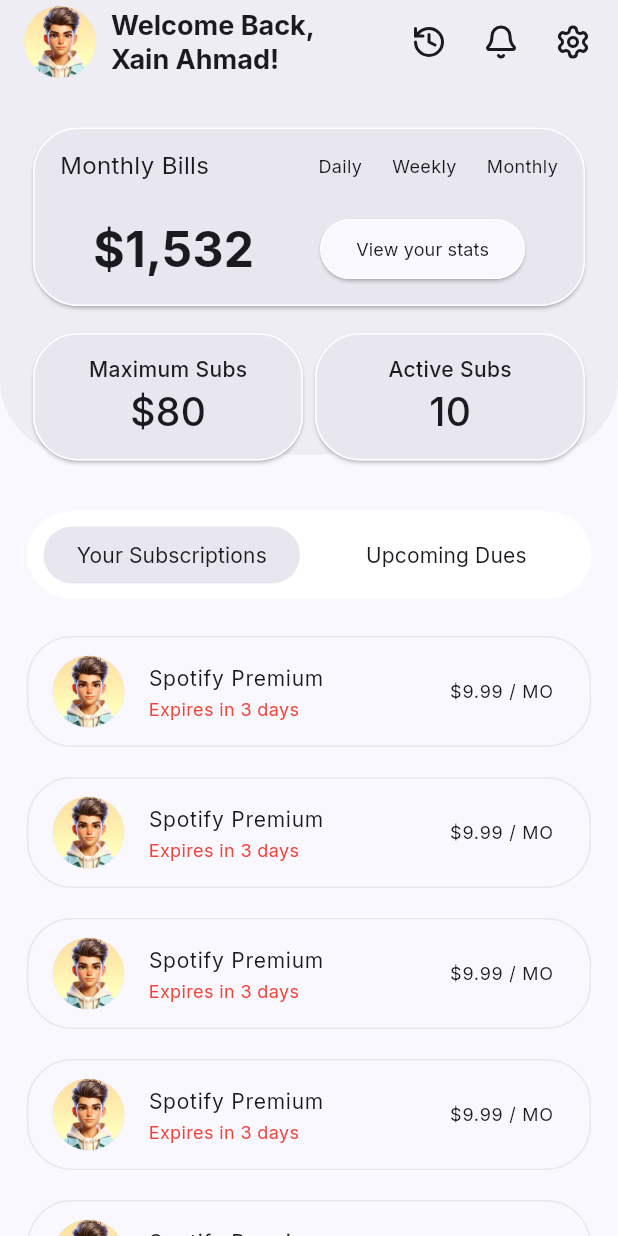
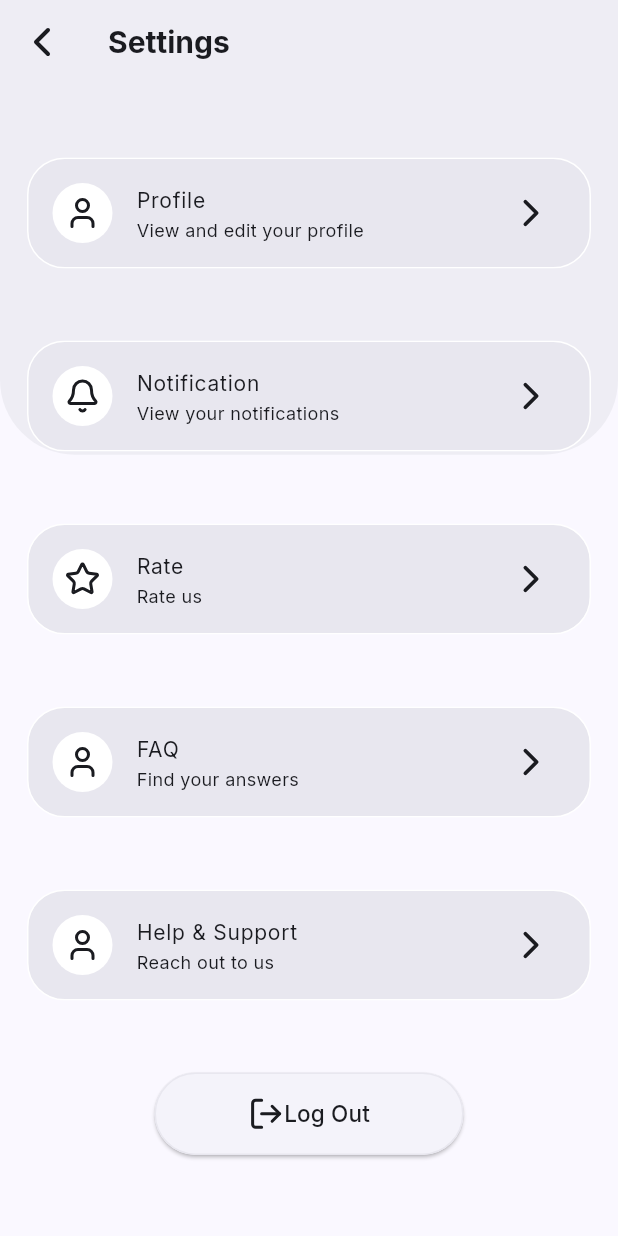
Before and after one commit to muhammadXainAhmad/subtrack_flutter_app, a Flutter app: the screen it shows after launch, after a tap on an icon or button, on a phone screen of 412 x 824 dp. Run offline on Flutter 3.47's test engine with Material 3 defaults, Android fonts, the phone set to English and light mode, and no system bars; our stand-ins replace flutter_svg, smooth_page_indicator; missing offline and left inert: animate_gradient.

Commit message:
SettingsScreenUI + NavigationBar

```diff
--- a/lib/screens/forgot_password_screen.dart
+++ b/lib/screens/forgot_password_screen.dart
@@ -21,8 +21,7 @@
           appBar: AppBar(
             backgroundColor: transparentClr,
             leading: IconButton(
-              onPressed: // ******************************WILL HANDLE WITH PROVIDER********************************
-                  () => Navigator.pop(context),
+              onPressed: () => Navigator.pop(context),
               icon: Icon(Icons.arrow_back, color: whiteClr, size: 26),
             ),
           ),
@@ -32,7 +31,6 @@
                 reverse: true,
                 child: ConstrainedBox(
                   constraints: BoxConstraints(minHeight: constraints.maxHeight),
-
                   child: IntrinsicHeight(
                     child: Padding(
                       padding: const EdgeInsets.symmetric(horizontal: 18),
--- a/lib/screens/home_screen.dart
+++ b/lib/screens/home_screen.dart
@@ -1,18 +1,68 @@
 import 'package:flutter/material.dart';
-import 'package:flutter_svg/svg.dart';
+import 'package:subtrack/screens/create_subscription_screen.dart';
+import 'package:subtrack/screens/settings_screen.dart';
+import 'package:subtrack/utils/utils.dart';
 import 'package:subtrack/widgets/bg_container.dart';
 import 'package:subtrack/widgets/segmented_button.dart';
 import 'package:subtrack/widgets/text.dart';
 
-class HomeScreen extends StatelessWidget {
+class HomeScreen extends StatefulWidget {
   const HomeScreen({super.key});
 
+  @override
+  State<HomeScreen> createState() => _HomeScreenState();
+}
+
+class _HomeScreenState extends State<HomeScreen> {
+  int currentIndex = 0;
   @override
   Widget build(BuildContext context) {
     final colorScheme = Theme.of(context).colorScheme;
     final screenW = MediaQuery.of(context).size.width;
     final screenH = MediaQuery.of(context).size.height;
     return Scaffold(
+      floatingActionButton: FloatingActionButton(
+        shape: RoundedRectangleBorder(borderRadius: BorderRadius.circular(20)),
+        onPressed: () {},
+        backgroundColor: colorScheme.surfaceContainer,
+        child: customSvg(path: "add", colorScheme: colorScheme, width: 32),
+      ),
+      floatingActionButtonLocation: FloatingActionButtonLocation.centerDocked,
+      bottomNavigationBar: Padding(
+        padding: const EdgeInsets.symmetric(horizontal: 18, vertical: 10),
+        child: ClipRRect(
+          borderRadius: BorderRadius.circular(30),
+          child: NavigationBar(
+            backgroundColor: colorScheme.surfaceContainer,
+            height: 60,
+            labelBehavior: NavigationDestinationLabelBehavior.alwaysHide,
+            destinations: [
+              NavigationDestination(
+                icon: customSvg(path: "home", colorScheme: colorScheme),
+                label: "home",
+              ),
+              NavigationDestination(
+                icon: customSvg(path: "newspaper", colorScheme: colorScheme),
+                label: "newspaper",
+              ),
+              NavigationDestination(
+                icon: customSvg(path: "chart", colorScheme: colorScheme),
+                label: "chart",
+              ),
+              NavigationDestination(
+                icon: customSvg(path: "person", colorScheme: colorScheme),
+                label: "person",
+              ),
+            ],
+            selectedIndex: currentIndex,
+            onDestinationSelected: (index) {
+              setState(() {
+                currentIndex = index;
+              });
+            },
+          ),
+        ),
+      ),
       body: CustomScrollView(
         physics: BouncingScrollPhysics(),
         slivers: [
@@ -42,56 +92,42 @@
             ),
             actionsPadding: EdgeInsets.only(right: 6),
             actions: [
-              IconButton(
+              _buildActionIcon(
+                onPressed:
+                    () => Navigator.push(
+                      context,
+                      MaterialPageRoute(
+                        builder: (context) => CreateSubscriptionScreen(),
+                      ),
+                    ),
+                path: "history",
+                colorScheme: colorScheme,
+              ),
+              _buildActionIcon(
                 onPressed: () {},
-                icon: SvgPicture.asset(
-                  "assets/icons/history.svg",
-                  colorFilter: ColorFilter.mode(
-                    colorScheme.onSurface,
-                    BlendMode.srcIn,
-                  ),
-                ),
+                path: "notification",
+                colorScheme: colorScheme,
               ),
-              IconButton(
-                onPressed: () {},
-                icon: SvgPicture.asset(
-                  "assets/icons/notification.svg",
-                  colorFilter: ColorFilter.mode(
-                    colorScheme.onSurface,
-                    BlendMode.srcIn,
-                  ),
-                ),
-              ),
-              IconButton(
-                onPressed: () {
-                  Navigator.pushReplacement(
-                    context,
-                    MaterialPageRoute(builder: (context) => HomeScreen()),
-                  );
-                },
-                icon: SvgPicture.asset(
-                  "assets/icons/settings.svg",
-                  colorFilter: ColorFilter.mode(
-                    colorScheme.onSurface,
-                    BlendMode.srcIn,
-                  ),
-                ),
+              _buildActionIcon(
+                onPressed:
+                    () => Navigator.push(
+                      context,
+                      MaterialPageRoute(builder: (context) => SettingsScreen()),
+                    ),
+                path: "settings",
+                colorScheme: colorScheme,
               ),
             ],
           ),
           SliverToBoxAdapter(
             child: Stack(
               children: [
-                BgContainer(
-                  screenW: screenW,
-                  screenH: screenH,
-                  color: colorScheme.surfaceContainer,
-                ),
+                BgContainer(screenW: screenW, screenH: screenH),
                 Padding(
                   padding: const EdgeInsets.symmetric(horizontal: 18.0),
                   child: Column(
                     children: [
-                      SizedBox(height: 25),
+                      const SizedBox(height: 25),
                       Card(
                         color: colorScheme.surfaceContainerHigh,
                         shape: RoundedRectangleBorder(
@@ -107,7 +143,7 @@
                           ),
                           child: Column(
                             children: [
-                              Row(
+                              const Row(
                                 children: [
                                   BuildText(
                                     text: "Monthly Bills",
@@ -121,12 +157,12 @@
                                   BuildText(text: "Monthly", textSize: 12),
                                 ],
                               ),
-                              SizedBox(height: 20),
+                              const SizedBox(height: 20),
                               Row(
                                 mainAxisAlignment:
                                     MainAxisAlignment.spaceAround,
                                 children: [
-                                  BuildText(
+                                  const BuildText(
                                     text: "\$1,532",
                                     textSize: 32,
                                     textWeight: FontWeight.w700,
@@ -155,7 +191,7 @@
                           ),
                         ),
                       ),
-                      SizedBox(height: 10),
+                      const SizedBox(height: 10),
                       Row(
                         mainAxisAlignment: MainAxisAlignment.spaceBetween,
                         children: [
@@ -168,9 +204,9 @@
                                   color: colorScheme.surfaceContainerLowest,
                                 ),
                               ),
-                              child: SizedBox(
+                              child: const SizedBox(
                                 child: Padding(
-                                  padding: const EdgeInsets.symmetric(
+                                  padding: EdgeInsets.symmetric(
                                     horizontal: 18,
                                     vertical: 14,
                                   ),
@@ -201,9 +237,9 @@
                                   color: colorScheme.surfaceContainerLowest,
                                 ),
                               ),
-                              child: SizedBox(
+                              child: const SizedBox(
                                 child: Padding(
-                                  padding: const EdgeInsets.symmetric(
+                                  padding: EdgeInsets.symmetric(
                                     horizontal: 18,
                                     vertical: 14,
                                   ),
@@ -227,9 +263,9 @@
                           ),
                         ],
                       ),
-                      SizedBox(height: 30),
-                      CustomSegmentedButton(),
-                      SizedBox(height: 15),
+                      const SizedBox(height: 30),
+                      const CustomSegmentedButton(),
+                      const SizedBox(height: 15),
                     ],
                   ),
                 ),
@@ -252,17 +288,17 @@
                     borderRadius: BorderRadius.circular(30),
                     side: BorderSide(color: colorScheme.surfaceContainerHigh),
                   ),
-                  leading: CircleAvatar(
+                  leading: const CircleAvatar(
                     radius: 24,
                     backgroundImage: AssetImage("assets/images/faces18.png"),
                   ),
-                  title: BuildText(text: "Spotify Premium", textSize: 14),
-                  subtitle: BuildText(
+                  title: const BuildText(text: "Spotify Premium", textSize: 14),
+                  subtitle: const BuildText(
                     text: "Expires in 3 days",
                     textSize: 12,
                     textClr: Colors.red,
                   ),
-                  trailing: BuildText(text: "\$9.99 / MO", textSize: 12),
+                  trailing: const BuildText(text: "\$9.99 / MO", textSize: 12),
                 ),
               );
             }),
@@ -271,4 +307,15 @@
       ),
     );
   }
+
+  IconButton _buildActionIcon({
+    required VoidCallback onPressed,
+    required String path,
+    required ColorScheme colorScheme,
+  }) {
+    return IconButton(
+      onPressed: onPressed,
+      icon: customSvg(path: path, colorScheme: colorScheme),
+    );
+  }
 }
--- a/lib/screens/login_screen.dart
+++ b/lib/screens/login_screen.dart
@@ -1,5 +1,6 @@
 import 'package:flutter/material.dart';
 import 'package:subtrack/screens/forgot_password_screen.dart';
+import 'package:subtrack/screens/home_screen.dart';
 import 'package:subtrack/screens/landing_screen.dart';
 import 'package:subtrack/screens/signup_screen.dart';
 import 'package:subtrack/utils/utils.dart';
@@ -29,7 +30,7 @@
                 FocusScope.of(context).unfocus();
                 Future.delayed(const Duration(milliseconds: 100), () {
                   if (context.mounted) {
-                    // ******************************WILL HANDLE WITH PROVIDER********************************
+                    // 1. Handle moving from LoginScreen to LandingThree with Provider ***********************************
                     Navigator.pushReplacement(
                       context,
                       MaterialPageRoute(
@@ -88,7 +89,15 @@
                                   LandingElevatedButton(
                                     text: "Log In",
                                     isFilled: true,
-                                    onPressed: () {},
+                                    onPressed: () {
+                                      Navigator.pushAndRemoveUntil(
+                                        context,
+                                        MaterialPageRoute(
+                                          builder: (context) => HomeScreen(),
+                                        ),
+                                        (route) => false,
+                                      );
+                                    },
                                     width: screenW,
                                   ),
                                   CustomTextButton(
--- /dev/null
+++ b/lib/screens/settings_screen.dart
@@ -0,0 +1,92 @@
+import 'package:flutter/material.dart';
+import 'package:subtrack/utils/utils.dart';
+import 'package:subtrack/widgets/bg_container.dart';
+import 'package:subtrack/widgets/custom_app_bar.dart';
+import 'package:subtrack/widgets/custom_list_tile.dart';
+import 'package:subtrack/widgets/text.dart';
+
+class SettingsScreen extends StatelessWidget {
+  const SettingsScreen({super.key});
+
+  @override
+  Widget build(BuildContext context) {
+    final colorScheme = Theme.of(context).colorScheme;
+    final screenW = MediaQuery.of(context).size.width;
+    final screenH = MediaQuery.of(context).size.height;
+    return Scaffold(
+      backgroundColor: colorScheme.surface,
+      appBar: CustomAppBar(text: "Settings"),
+      body: Stack(
+        children: [
+          BgContainer(screenW: screenW, screenH: screenH),
+          Padding(
+            padding: const EdgeInsets.symmetric(horizontal: 18.0),
+            child: Column(
+              children: [
+                SizedBox(height: 25),
+                CustomListTile(
+                  title: "Profile",
+                  subtitle: "View and edit your profile",
+                  iconPath: "person",
+                  colorScheme: colorScheme,
+                ),
+                CustomListTile(
+                  title: "Notification",
+                  subtitle: "View your notifications",
+                  iconPath: "notification",
+                  colorScheme: colorScheme,
+                ),
+                CustomListTile(
+                  title: "Rate",
+                  subtitle: "Rate us",
+                  iconPath: "star",
+                  colorScheme: colorScheme,
+                ),
+                CustomListTile(
+                  title: "FAQ",
+                  subtitle: "Find your answers",
+                  iconPath: "person",
+                  colorScheme: colorScheme,
+                ),
+                CustomListTile(
+                  title: "Help & Support",
+                  subtitle: "Reach out to us",
+                  iconPath: "person",
+                  colorScheme: colorScheme,
+                ),
+                Padding(
+                  padding: const EdgeInsets.symmetric(vertical: 24.0),
+                  child: ElevatedButton(
+                    style: ElevatedButton.styleFrom(
+                      fixedSize: Size(screenW * 0.5, 55),
+                      backgroundColor: colorScheme.surfaceContainerLow,
+                      shape: RoundedRectangleBorder(
+                        borderRadius: BorderRadius.circular(30),
+                        side: BorderSide(
+                          color: colorScheme.surfaceContainerHigh,
+                        ),
+                      ),
+                    ),
+                    onPressed: () {},
+                    child: Row(
+                      mainAxisAlignment: MainAxisAlignment.center,
+                      mainAxisSize: MainAxisSize.min,
+                      children: [
+                        customSvg(path: "logout", colorScheme: colorScheme),
+                        BuildText(
+                          text: "Log Out",
+                          textSize: 15,
+                          textWeight: FontWeight.w500,
+                        ),
+                      ],
+                    ),
+                  ),
+                ),
+              ],
+            ),
+          ),
+        ],
+      ),
+    );
+  }
+}
--- a/lib/screens/signup_screen.dart
+++ b/lib/screens/signup_screen.dart
@@ -8,7 +8,7 @@
 import 'package:subtrack/widgets/landing_animate_gradient.dart';
 import 'package:subtrack/widgets/text.dart';
 
-// COMBINE LOGIN AND SIGNUP INTO ONE & USE BOOL ISLOGIN?
+// COMBINE LOGIN AND SIGNUP INTO ONE & USE BOOL ISLOGIN?Combine LoginScreen & SignupScreen into 1 & use bool isLogin? (MAY OR MAY NOT)
 class SignupScreen extends StatelessWidget {
   const SignupScreen({super.key});
 
--- a/lib/utils/utils.dart
+++ b/lib/utils/utils.dart
@@ -1,4 +1,5 @@
 import 'package:flutter/material.dart';
+import 'package:flutter_svg/svg.dart';
 
 const primaryFont = "DancingScript";
 
@@ -8,6 +9,18 @@
 const blackClr = Colors.black;
 const whiteClr = Colors.white;
 const transparentClr = Colors.transparent;
+
+SvgPicture customSvg({
+  required String path,
+  required ColorScheme colorScheme,
+  double? width,
+}) {
+  return SvgPicture.asset(
+    "assets/icons/$path.svg",
+    colorFilter: ColorFilter.mode(colorScheme.onSurface, BlendMode.srcIn),
+    width: width,
+  );
+}
 
 ThemeData lightThemeData() {
   return ThemeData(
--- a/lib/widgets/bg_container.dart
+++ b/lib/widgets/bg_container.dart
@@ -3,23 +3,16 @@
 class BgContainer extends StatelessWidget {
   final double screenW;
   final double screenH;
-  final Color color;
-  final String? path;
-  const BgContainer({
-    super.key,
-    required this.screenW,
-    required this.screenH,
-    required this.color,
-    this.path,
-  });
+  const BgContainer({super.key, required this.screenW, required this.screenH});
 
   @override
   Widget build(BuildContext context) {
+    final colorScheme = Theme.of(context).colorScheme;
     return Container(
       width: screenW,
       height: screenH * 0.3,
       decoration: BoxDecoration(
-        color: color,
+        color: colorScheme.surfaceContainer,
         borderRadius: BorderRadius.only(
           bottomLeft: Radius.circular(50),
           bottomRight: Radius.circular(50),
--- /dev/null
+++ b/lib/widgets/custom_app_bar.dart
@@ -0,0 +1,23 @@
+import 'package:flutter/material.dart';
+import 'package:subtrack/utils/utils.dart';
+import 'package:subtrack/widgets/text.dart';
+
+class CustomAppBar extends StatelessWidget implements PreferredSizeWidget {
+  const CustomAppBar({super.key, required this.text});
+  @override
+  Size get preferredSize => const Size.fromHeight(kToolbarHeight);
+  final String text;
+
+  @override
+  Widget build(BuildContext context) {
+    final colorScheme = Theme.of(context).colorScheme;
+    return AppBar(
+      backgroundColor: colorScheme.surfaceContainer,
+      leading: IconButton(
+        onPressed: () => Navigator.pop(context),
+        icon: customSvg(path: "left", colorScheme: colorScheme, width: 32),
+      ),
+      title: BuildText(text: text, textSize: 20, textWeight: FontWeight.w700),
+    );
+  }
+}
--- /dev/null
+++ b/lib/widgets/custom_list_tile.dart
@@ -0,0 +1,48 @@
+import 'package:flutter/material.dart';
+import 'package:subtrack/utils/utils.dart';
+import 'package:subtrack/widgets/text.dart';
+
+class CustomListTile extends StatelessWidget {
+  const CustomListTile({
+    super.key,
+    required this.colorScheme,
+    required this.title,
+    required this.subtitle,
+    required this.iconPath,
+  });
+
+  final ColorScheme colorScheme;
+  final String title, subtitle, iconPath;
+
+  @override
+  Widget build(BuildContext context) {
+    return Padding(
+      padding: const EdgeInsets.symmetric(vertical: 24.0),
+      child: Material(
+        color: transparentClr,
+        child: InkWell(
+          borderRadius: BorderRadius.circular(25),
+          onTap: () {},
+          child: ListTile(
+            tileColor: colorScheme.surfaceContainerHigh,
+            shape: RoundedRectangleBorder(
+              borderRadius: BorderRadius.circular(25),
+              side: BorderSide(color: colorScheme.surfaceContainerLowest),
+            ),
+            leading: CircleAvatar(
+              backgroundColor: colorScheme.surfaceContainerLowest,
+              child: customSvg(path: iconPath, colorScheme: colorScheme),
+            ),
+            title: BuildText(text: title, textSize: 14),
+            subtitle: BuildText(text: subtitle, textSize: 12),
+            trailing: customSvg(
+              path: "right",
+              colorScheme: colorScheme,
+              width: 30,
+            ),
+          ),
+        ),
+      ),
+    );
+  }
+}
```
Also changed, not shown: pubspec.yaml (+9 -0 lines), assets/icons/add.svg (added), assets/icons/chart.svg (added), assets/icons/home.svg (added), assets/icons/left.svg (added), assets/icons/logout.svg (added), assets/icons/newspaper.svg (added), assets/icons/person.svg (added), assets/icons/right.svg (added), assets/icons/star.svg (added).
